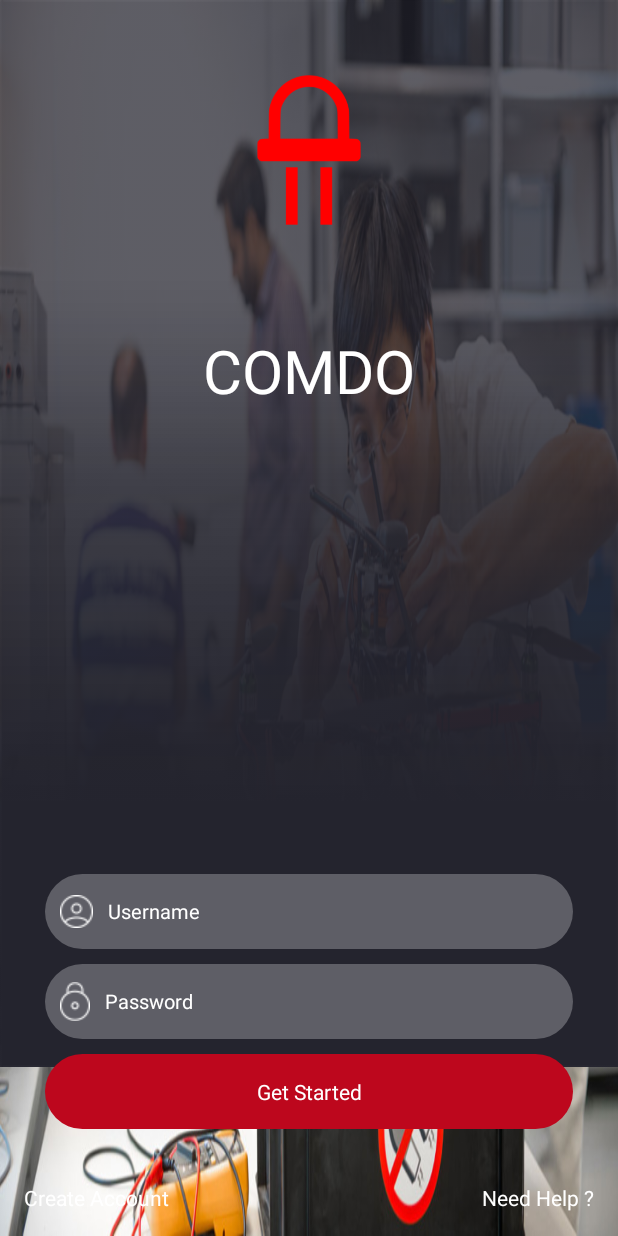
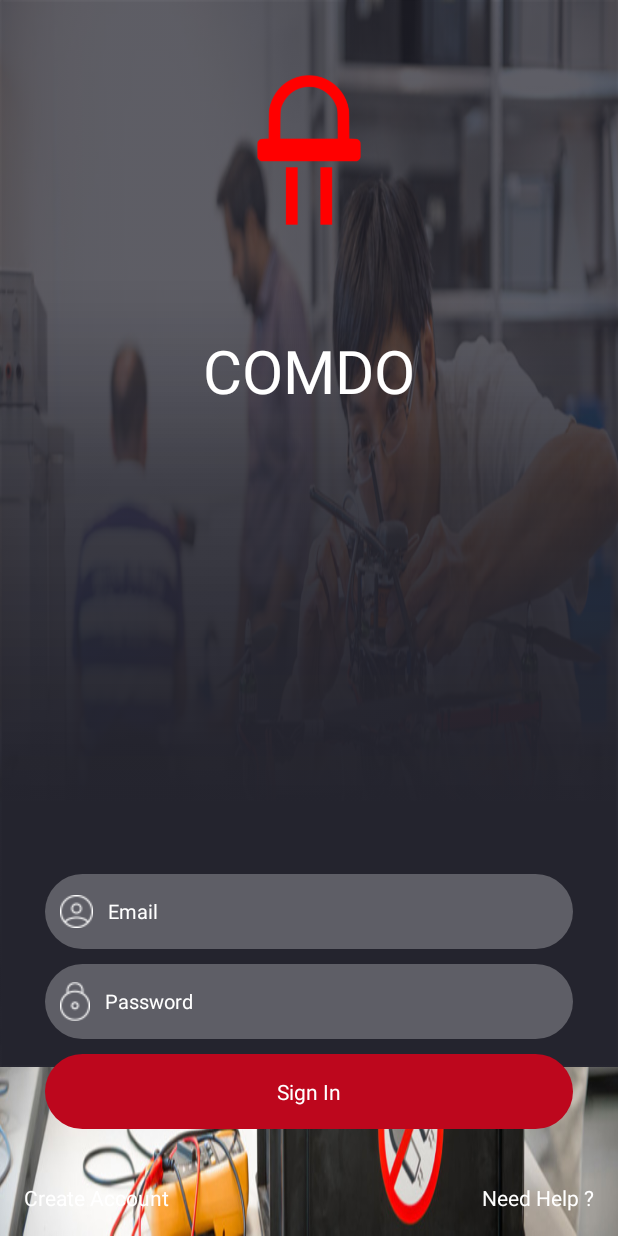
Before and after one commit to MahmoudSelmy/ComponentsDonationASU, an Android app: the SignInActivity screen opened directly, with no data from a screen before it, on a phone screen of 412 x 824 dp. Run offline under Robolectric (Android 15) with nearby library versions, the phone set to English and light mode, and no system bars; our stand-ins replace ButterKnife, Firebase (no records; nobody signed in at launch, a user with empty details on screens opened directly); Roboto replaces fonts that are not available here; 2 statements that could not run were skipped.

Commit message:
implement sign in & sign up activities

```diff
--- a/app/build.gradle
+++ b/app/build.gradle
@@ -47,6 +47,8 @@ dependencies {
     compile 'com.android.support:cardview-v7:25.3.1'
     compile 'com.android.support:recyclerview-v7:25.3.1'
     compile 'com.android.support:support-v4:25.3.1'
+    compile 'com.jakewharton:butterknife:8.5.1'
+    annotationProcessor 'com.jakewharton:butterknife-compiler:8.5.1'
     testCompile 'junit:junit:4.12'
 }
 apply plugin: 'com.google.gms.google-services'
--- a/app/src/main/java/com/sheatouk/selmy/componentsdonationasu/Activity/SignInActivity.java
+++ b/app/src/main/java/com/sheatouk/selmy/componentsdonationasu/Activity/SignInActivity.java
@@ -1,15 +1,110 @@
 package com.sheatouk.selmy.componentsdonationasu.Activity;
 
+import android.os.Bundle;
+import android.support.annotation.NonNull;
 import android.support.v7.app.AppCompatActivity;
-import android.os.Bundle;
+import android.text.TextUtils;
 
+import com.google.android.gms.tasks.OnCompleteListener;
+import com.google.android.gms.tasks.Task;
+import com.google.firebase.auth.AuthResult;
+import com.google.firebase.auth.FirebaseAuth;
+import com.google.firebase.database.DataSnapshot;
+import com.google.firebase.database.DatabaseError;
+import com.google.firebase.database.DatabaseReference;
+import com.google.firebase.database.FirebaseDatabase;
+import com.google.firebase.database.ValueEventListener;
 import com.sheatouk.selmy.componentsdonationasu.R;
+import com.sheatouk.selmy.componentsdonationasu.Util.Constant;
+import com.sheatouk.selmy.componentsdonationasu.Util.MyEditText;
+import com.sheatouk.selmy.componentsdonationasu.Util.Utils;
+
+import butterknife.BindView;
+import butterknife.ButterKnife;
+import butterknife.OnClick;
 
 public class SignInActivity extends AppCompatActivity {
+    @BindView(R.id.email_sign) MyEditText email;
+    @BindView(R.id.pass_sign) MyEditText password;
+    private FirebaseAuth mAuth;
+    private FirebaseAuth.AuthStateListener mAuthListner;
+    private DatabaseReference mdatabase;
 
     @Override
     protected void onCreate(Bundle savedInstanceState) {
         super.onCreate(savedInstanceState);
         setContentView(R.layout.activity_sign_in);
+        ButterKnife.bind(this);
+
+        mdatabase= FirebaseDatabase.getInstance().getReference().child(Constant.FIREBASE_USERS_DB_KEY);
+        mdatabase.keepSynced(true);
+        mAuth=FirebaseAuth.getInstance();
+        mAuthListner = new FirebaseAuth.AuthStateListener() {
+            //triggered after Authacation
+            @Override
+            public void onAuthStateChanged(@NonNull FirebaseAuth firebaseAuth) {
+
+                if (mAuth.getCurrentUser() != null) {
+                    validateUserNode(mAuth.getCurrentUser().getUid());
+                }else {
+                    //TODO: Error Dialogue
+                }
+            }
+        };
+
+    }
+    @Override
+    protected void onStart() {
+        super.onStart();
+        mAuth.addAuthStateListener(mAuthListner);
+
+    }
+
+    private void validateUserNode(final String uid) {
+        mdatabase.addListenerForSingleValueEvent(new ValueEventListener() {
+            @Override
+            public void onDataChange(DataSnapshot dataSnapshot) {
+                if (dataSnapshot.hasChild(uid)){
+                    //TODO: goto profile
+                }else{
+                    //TODO: goto setup
+                }
+            }
+            @Override
+            public void onCancelled(DatabaseError databaseError) {
+
+            }
+        });
+    }
+
+    @OnClick(R.id.btn_sign)
+    void signIn(){
+        String emailSt = email.getText().toString().trim();
+        String passSt = password.getText().toString().trim();
+        if (TextUtils.isEmpty(emailSt) || TextUtils.isEmpty(passSt)){
+            //TODO : dialogue
+            return;
+        }
+        if (!Utils.isEmailValid(emailSt)){
+            //TODO : dialogue
+            return;
+        }
+        if (!Utils.checkInternetConenction(this)){
+            //TODO : dialogue
+            return;
+        }
+        signInFirebase(emailSt,passSt);
+    }
+
+    private void signInFirebase(String emailSt, String passSt) {
+        mAuth.signInWithEmailAndPassword(emailSt,passSt).addOnCompleteListener(new OnCompleteListener<AuthResult>() {
+            @Override
+            public void onComplete(@NonNull Task<AuthResult> task) {
+                if(!task.isSuccessful()){
+                    //TODO : Error Dialogue
+                }
+
+            }
+        });
     }
 }
--- a/app/src/main/res/layout/activity_sign_in.xml
+++ b/app/src/main/res/layout/activity_sign_in.xml
@@ -56,13 +56,12 @@
                 android:layout_height="50dp"
                 android:background="#00000000"
                 android:paddingLeft="10dp"
-
-                android:hint="Username"
+                android:hint="Email"
                 android:textColor="#fff"
-
                 android:textColorHint="#fff"
                 android:drawablePadding="10dp"
                 android:textSize="13dp"
+                android:id="@+id/email_sign"
                 />
         </LinearLayout>
 
@@ -97,23 +96,27 @@
                 android:textColor="#fff"
                 android:textSize="13dp"
                 android:layout_weight="1"
+                android:id="@+id/pass_sign"
                 />
         </LinearLayout>
+
         <com.sheatouk.selmy.componentsdonationasu.Util.MyTextView
-            android:id="@+id/getstarted"
+            android:id="@+id/btn_sign"
             android:layout_width="match_parent"
             android:layout_height="50dp"
-            android:background="@drawable/round"
+            android:layout_above="@+id/bottom"
 
-            android:text="Get Started"
-            android:textStyle="bold"
-            android:gravity="center"
-            android:textColor="#fff"
-            android:layout_above="@+id/bottom"
+            android:layout_marginBottom="20dp"
             android:layout_marginLeft="30dp"
             android:layout_marginRight="30dp"
-            android:layout_marginBottom="20dp"
-            android:layout_marginTop="10dp"/>
+            android:layout_marginTop="10dp"
+            android:background="@drawable/round"
+            android:gravity="center"
+            android:text="Sign In"
+            android:textColor="#fff"
+            android:textStyle="bold"
+
+            />
 
         <LinearLayout
             android:id="@+id/bottom"
```
Also changed, not shown: app/src/main/java/com/sheatouk/selmy/componentsdonationasu/Activity/SignUpActivity.java (+63 -2 lines), app/src/main/java/com/sheatouk/selmy/componentsdonationasu/Util/Constant.java (added, +9 -0 lines), app/src/main/java/com/sheatouk/selmy/componentsdonationasu/Util/Utils.java (added, +44 -0 lines), app/src/main/res/layout/activity_sign_up.xml (+6 -4 lines).
